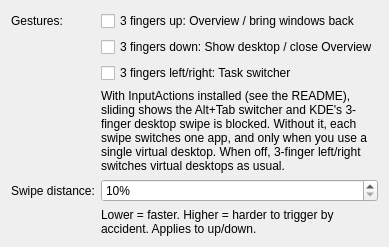
First picture: the form in package/contents/ui/config.ui, repository ysuraj1999/windows-style-gestures, before the edit.
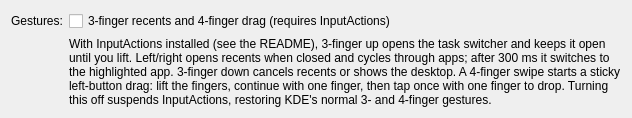
Second picture: the form after the edit.

Commit message:
Android-style recents and sticky 4-finger drag (1.4.0)
- 3-finger up/left/right open and hold KDE's task switcher via InputActions,
  committing after a 300 ms idle delay.
- 3-finger down cancels recents or shows the desktop.
- 4-finger swipe starts a sticky left-button drag; native one-finger movement
  continues it and a one-finger tap drops it.
- Remove the KWin fallback, keyboard shortcuts, and the per-gesture/distance
  settings; InputActions is now required for the gestures.
- Update the installer, settings UI, docs, and rebuild the package.

```diff
--- a/package/contents/ui/config.ui
+++ b/package/contents/ui/config.ui
@@ -11,69 +11,16 @@
     </widget>
    </item>
    <item row="0" column="1">
-    <widget class="QCheckBox" name="kcfg_SwipeUpEnabled">
-     <property name="text">
-      <string>3 fingers up: Overview / bring windows back</string>
-     </property>
-    </widget>
-   </item>
-   <item row="1" column="1">
-    <widget class="QCheckBox" name="kcfg_SwipeDownEnabled">
-     <property name="text">
-      <string>3 fingers down: Show desktop / close Overview</string>
-     </property>
-    </widget>
-   </item>
-   <item row="2" column="1">
     <widget class="QCheckBox" name="kcfg_TaskSwitcherEnabled">
      <property name="text">
-      <string>3 fingers left/right: Task switcher</string>
+      <string>3-finger recents and 4-finger drag (requires InputActions)</string>
      </property>
     </widget>
    </item>
-   <item row="3" column="1">
+   <item row="1" column="1">
     <widget class="QLabel" name="taskSwitcherHint">
      <property name="text">
-      <string>With InputActions installed (see the README), sliding shows the Alt+Tab switcher and KDE's 3-finger desktop swipe is blocked. Without it, each swipe switches one app, and only when you use a single virtual desktop. When off, 3-finger left/right switches virtual desktops as usual.</string>
-     </property>
-     <property name="wordWrap">
-      <bool>true</bool>
-     </property>
-    </widget>
-   </item>
-   <item row="4" column="0">
-    <widget class="QLabel" name="distanceLabel">
-     <property name="text">
-      <string>Swipe distance:</string>
-     </property>
-     <property name="buddy">
-      <cstring>kcfg_TriggerDistance</cstring>
-     </property>
-    </widget>
-   </item>
-   <item row="4" column="1">
-    <widget class="QSpinBox" name="kcfg_TriggerDistance">
-     <property name="toolTip">
-      <string>Lower fires sooner; higher needs a longer, more deliberate swipe.</string>
-     </property>
-     <property name="suffix">
-      <string>%</string>
-     </property>
-     <property name="minimum">
-      <number>10</number>
-     </property>
-     <property name="maximum">
-      <number>100</number>
-     </property>
-     <property name="singleStep">
-      <number>5</number>
-     </property>
-    </widget>
-   </item>
-   <item row="5" column="1">
-    <widget class="QLabel" name="distanceHint">
-     <property name="text">
-      <string>Lower = faster. Higher = harder to trigger by accident. Applies to up/down.</string>
+      <string>With InputActions installed (see the README), 3-finger up opens the task switcher and keeps it open until you lift. Left/right opens recents when closed and cycles through apps; after 300 ms it switches to the highlighted app. 3-finger down cancels recents or shows the desktop. A 4-finger swipe starts a sticky left-button drag: lift the fingers, continue with one finger, then tap once with one finger to drop. Turning this off suspends InputActions, restoring KDE's normal 3- and 4-finger gestures.</string>
      </property>
      <property name="wordWrap">
       <bool>true</bool>
```
The commit also changes 8 other files.
